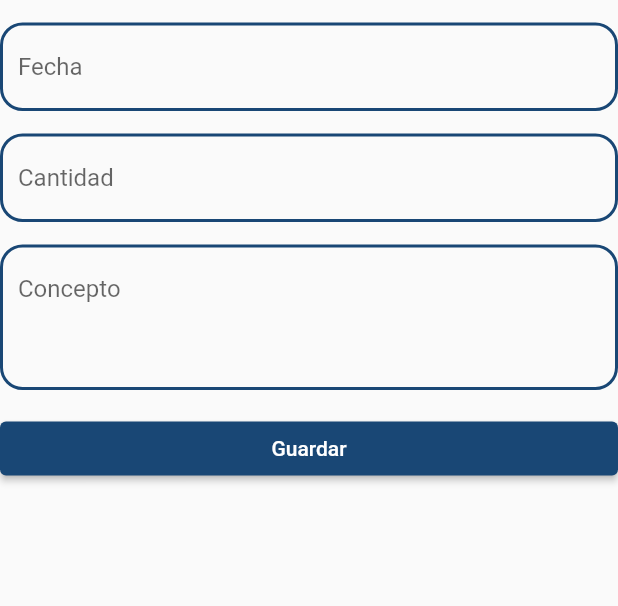
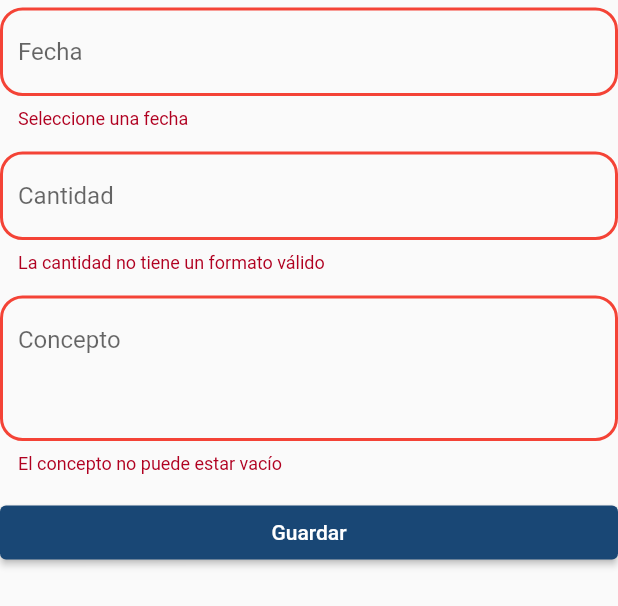
Before and after one commit to eduvega99/my_piggy_bank_app, a Flutter app: the _TransactionForm widget shown alone on an empty page, opened directly, after a tap on "Guardar", on a phone screen of 412 x 824 dp. Shown: the top 606 px of the screen. Run offline on Flutter 3.47's test engine with Material 2 defaults, Android fonts, the phone set to English and light mode, and no system bars.

Commit message:
Add form validations

```diff
--- a/lib/widgets/transaction_dialog.dart
+++ b/lib/widgets/transaction_dialog.dart
@@ -52,33 +52,37 @@ class _TransactionForm extends StatelessWidget {
       child: ListView(
         physics: const BouncingScrollPhysics(),
         children: [
-          const SizedBox(height: 15),
+          const SizedBox(height: 5),
+
           TextFormField(
+            decoration: const InputDecoration(labelText: 'Fecha'),
             textInputAction: TextInputAction.next,
             controller: dateController,
             onTap: () => _pickDateTime(),
-            decoration: const InputDecoration(
-              labelText: 'Fecha'
-            ),
+            validator: (value) => _validationIsNotEmpty(value, 'Seleccione una fecha')
           ),
+
           const SizedBox(height: 15),
+
           TextFormField(
+            decoration: const InputDecoration(labelText: 'Cantidad'),
+            keyboardType: TextInputType.number,
             textInputAction: TextInputAction.next,
-            keyboardType: TextInputType.number,
-            decoration: const InputDecoration(
-              labelText: 'Cantidad',
-            ),
+            validator: (value) => isValidAmountFormat(value) ? null : 'La cantidad no tiene un formato válido'
           ),
+
           const SizedBox(height: 15),
+
           TextFormField(
-            textInputAction: TextInputAction.done,
+            decoration: const InputDecoration(labelText: 'Concepto'),
             keyboardType: TextInputType.multiline,
             maxLines: 3,
-            decoration: const InputDecoration(
-              labelText: 'Concepto',
-            ),
+            textInputAction: TextInputAction.done,
+            validator: (value) => _validationIsNotEmpty(value, 'El concepto no puede estar vacío')
           ),
+
           const SizedBox(height: 15),
+
           ElevatedButton(
             child: const Text('Guardar'),
             onPressed: () => _formKey.currentState?.validate()
@@ -105,4 +109,17 @@ class _TransactionForm extends StatelessWidget {
     return DateTime(date.year, date.month, date.day, time.hour, time.hour);
   }
 
+  String? _validationIsNotEmpty(String? value, String message) {
+    if (value == null || value.trim().isEmpty) {
+      return message;
+    }
+    return null;
+  }
+
+  bool isValidAmountFormat(String? value) {
+    String pattern = r'^([0-9]+)(.[0-9]{1,2})?$';
+    RegExp regExp  = RegExp(pattern);
+    return value != null && regExp.hasMatch(value);
+  }
+
 }
```
